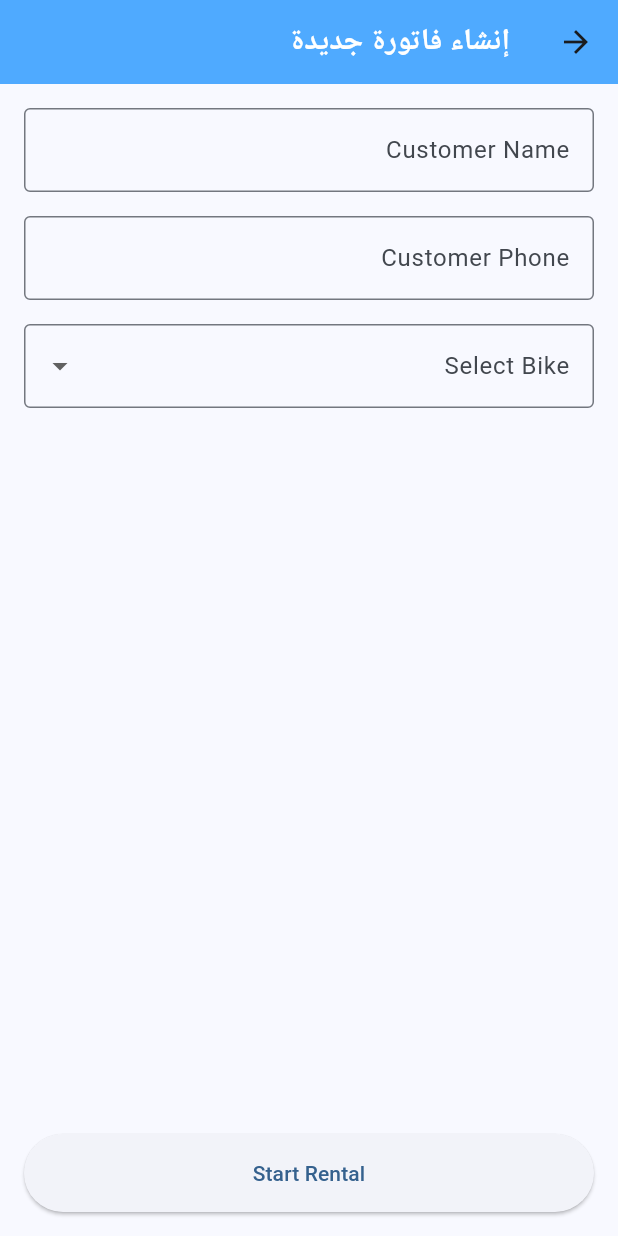
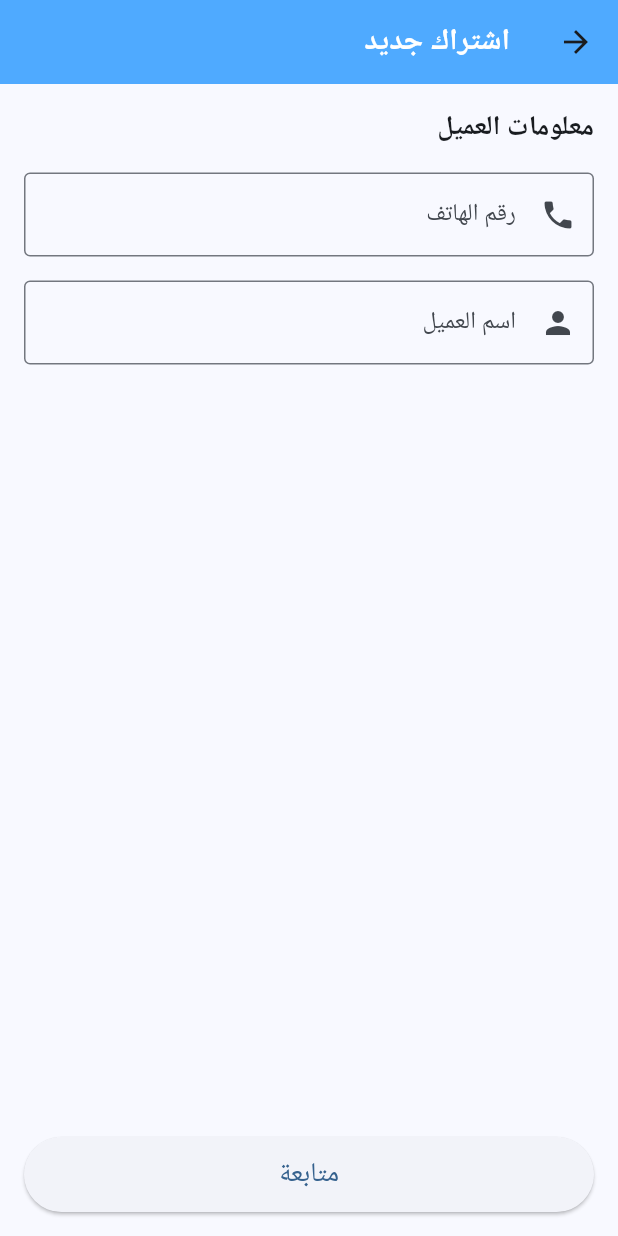
Before and after one commit to A7medabdelaty/fatorty, a Flutter app: the HomePage screen opened directly, after a tap on "الاشتراكات", on a phone screen of 412 x 824 dp. Run offline on Flutter 3.47's test engine with Material 3 defaults, Android fonts, the phone set to English and light mode, and no system bars; our stand-ins replace curved_navigation_bar, equatable, fl_chart, flutter_bloc, flutter_rating_bar, sqflite; missing offline and left inert: sunmi_printer_plus; accounts and stored records are empty.

Commit message:
feat(subscription): add subscription functionality for bike rentals
This commit introduces a new subscription feature, allowing users to rent bikes on a monthly or half-monthly basis. It includes a new subscription screen, updates to the cart page to handle subscription logic, and a subscription page for selecting bikes and subscription types. The changes ensure that pricing and duration calculations are handled differently for subscriptions compared to hourly rentals.

```diff
--- a/lib/models/bike.dart
+++ b/lib/models/bike.dart
@@ -81,15 +81,3 @@ class Bike {
   @override
   int get hashCode => id.hashCode ^ name.hashCode;
 }
-
-IconData? _getIconData(String? iconName) {
-  switch (iconName) {
-    case 'pedal_bike':
-      return Icons.pedal_bike;
-    case 'electric_bike':
-      return Icons.electric_bike;
-    // أضف المزيد حسب الحاجة
-    default:
-      return Icons.directions_bike;
-  }
-}
--- a/lib/screens/Invoicepages/invoice_page.dart
+++ b/lib/screens/Invoicepages/invoice_page.dart
@@ -23,6 +23,7 @@ class InvoicePage extends StatefulWidget {
   final DateTime pickupTime; // استقبال pickupTime
   //final DateTime deliveryTime;  // استقبال deliveryTime
   final Map<Bike, DateTime> deliveryTimes;
+  final bool isSubscription;
 
   const InvoicePage({
     Key? key,
@@ -35,6 +36,7 @@ class InvoicePage extends StatefulWidget {
     required this.pickupTime,
     //required this.deliveryTime,
     required this.deliveryTimes,
+    this.isSubscription = false,
   }) : super(key: key);
 
   @override
--- /dev/null
+++ b/lib/screens/Invoicepages/new_subscription_screen.dart
@@ -0,0 +1,143 @@
+import 'package:flutter/material.dart';
+
+import '../../constants/widgets.dart';
+import '../../services/customer_service.dart';
+import 'subscription_page.dart';
+
+class NewSubscriptionScreen extends StatefulWidget {
+  const NewSubscriptionScreen({Key? key}) : super(key: key);
+
+  @override
+  _NewSubscriptionScreenState createState() => _NewSubscriptionScreenState();
+}
+
+class _NewSubscriptionScreenState extends State<NewSubscriptionScreen> {
+  final _formKey = GlobalKey<FormState>();
+  final _phoneController = TextEditingController();
+  final _nameController = TextEditingController();
+  final CustomerService _customerService = CustomerService();
+  bool _isLoading = false;
+
+  @override
+  void dispose() {
+    _phoneController.dispose();
+    _nameController.dispose();
+    super.dispose();
+  }
+
+  Future<void> _checkCustomer() async {
+    if (_phoneController.text.isNotEmpty) {
+      setState(() {
+        _isLoading = true;
+      });
+
+      try {
+        final customer =
+            await _customerService.getCustomerByPhone(_phoneController.text);
+        if (customer != null && mounted) {
+          setState(() {
+            _nameController.text = customer.name;
+            _isLoading = false;
+          });
+        } else {
+          setState(() {
+            _isLoading = false;
+          });
+        }
+      } catch (e) {
+        if (mounted) {
+          setState(() {
+            _isLoading = false;
+          });
+        }
+      }
+    }
+  }
+
+  void _submitForm() {
+    if (_formKey.currentState!.validate()) {
+      Navigator.push(
+        context,
+        MaterialPageRoute(
+          builder: (context) => SubscriptionPage(
+            customerName: _nameController.text,
+            customerPhone: _phoneController.text,
+          ),
+        ),
+      );
+    }
+  }
+
+  @override
+  Widget build(BuildContext context) {
+    return Scaffold(
+      appBar: const CustomAppBar(
+        title: 'اشتراك جديد',
+      ),
+      body: Padding(
+        padding: const EdgeInsets.all(16.0),
+        child: Form(
+          key: _formKey,
+          child: Column(
+            crossAxisAlignment: CrossAxisAlignment.start,
+            children: [
+              const Text(
+                'معلومات العميل',
+                style: TextStyle(fontSize: 18, fontWeight: FontWeight.bold),
+              ),
+              const SizedBox(height: 16),
+              TextFormField(
+                controller: _phoneController,
+                decoration: const InputDecoration(
+                  labelText: 'رقم الهاتف',
+                  border: OutlineInputBorder(),
+                  prefixIcon: Icon(Icons.phone),
+                ),
+                keyboardType: TextInputType.phone,
+                validator: (value) {
+                  if (value == null || value.isEmpty) {
+                    return 'الرجاء إدخال رقم الهاتف';
+                  }
+                  if (value.length < 10) {
+                    return 'رقم الهاتف يجب أن يكون 10 أرقام على الأقل';
+                  }
+                  return null;
+                },
+                onChanged: (_) => _checkCustomer(),
+              ),
+              const SizedBox(height: 16),
+              TextFormField(
+                controller: _nameController,
+                decoration: const InputDecoration(
+                  labelText: 'اسم العميل',
+                  border: OutlineInputBorder(),
+                  prefixIcon: Icon(Icons.person),
+                ),
+                validator: (value) {
+                  if (value == null || value.isEmpty) {
+                    return 'الرجاء إدخال اسم العميل';
+                  }
+                  return null;
+                },
+              ),
+              const Spacer(),
+              SizedBox(
+                width: double.infinity,
+                height: 50,
+                child: ElevatedButton(
+                  onPressed: _isLoading ? null : _submitForm,
+                  child: _isLoading
+                      ? const CircularProgressIndicator()
+                      : const Text(
+                          'متابعة',
+                          style: TextStyle(fontSize: 18),
+                        ),
+                ),
+              ),
+            ],
+          ),
+        ),
+      ),
+    );
+  }
+}
--- a/lib/screens/cashier/cashier_dashboard.dart
+++ b/lib/screens/cashier/cashier_dashboard.dart
@@ -1,14 +1,14 @@
 import 'package:bike_rental_pos/constants/colour.dart';
-import 'package:bike_rental_pos/screens/cashier/new_rental.dart';
+import 'package:bike_rental_pos/screens/Invoicepages/new_subscription_screen.dart';
 import 'package:curved_navigation_bar/curved_navigation_bar.dart';
 import 'package:flutter/material.dart';
 
 import '../../constants/widgets.dart';
 import '../Invoicepages/new_invoice_screen.dart';
 import '../admin/reports_analytics.dart';
-import 'Setting_page.dart';
 import 'community.dart';
 import 'manage_rentals.dart';
+import 'setting_page.dart';
 
 class CashierDashboard extends StatefulWidget {
   const CashierDashboard({super.key});
@@ -130,14 +130,12 @@ class HomePage extends StatelessWidget {
               title: 'الاشتراكات',
               icon: Icons.subscriptions,
               color: Colors.purple,
-              onTap: () {
-                Navigator.push(
-                  context,
-                  MaterialPageRoute(
-                    builder: (_) => const NewRentalScreen(),
-                  ),
-                );
-              },
+              onTap: () => Navigator.push(
+                context,
+                MaterialPageRoute(
+                  builder: (context) => const NewSubscriptionScreen(),
+                ),
+              ),
             ),
           ],
         ),
```
Also changed, not shown: lib/screens/Invoicepages/cart_page.dart (+57 -10 lines), lib/screens/Invoicepages/subscription_page.dart (added, +208 -0 lines).
